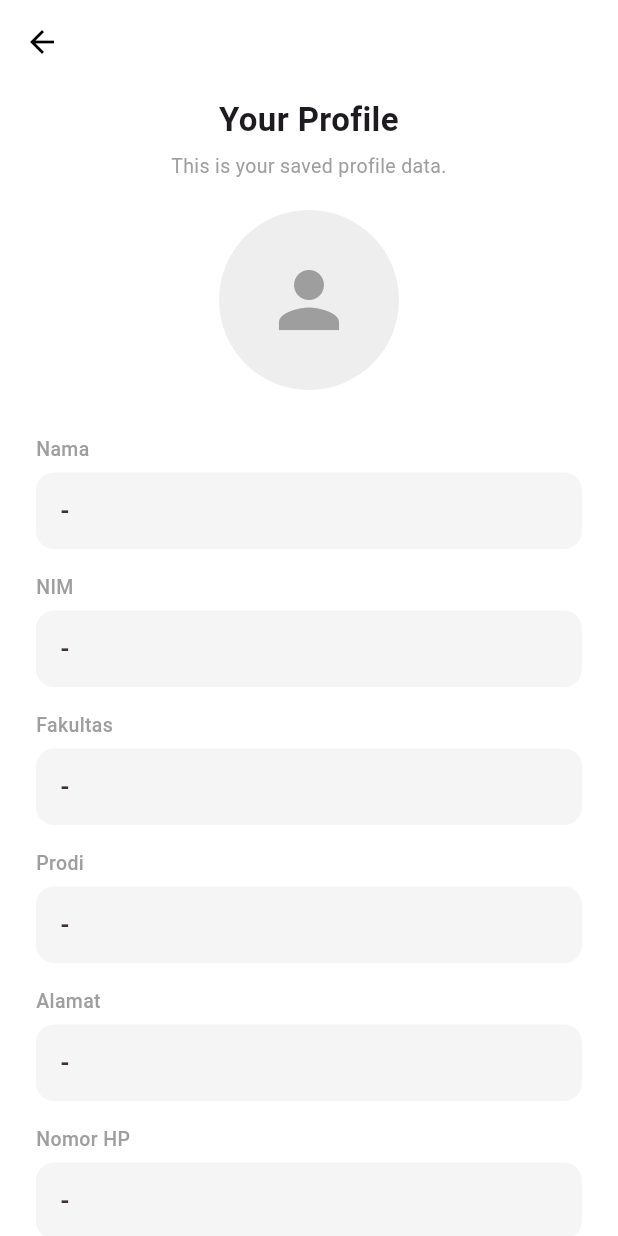
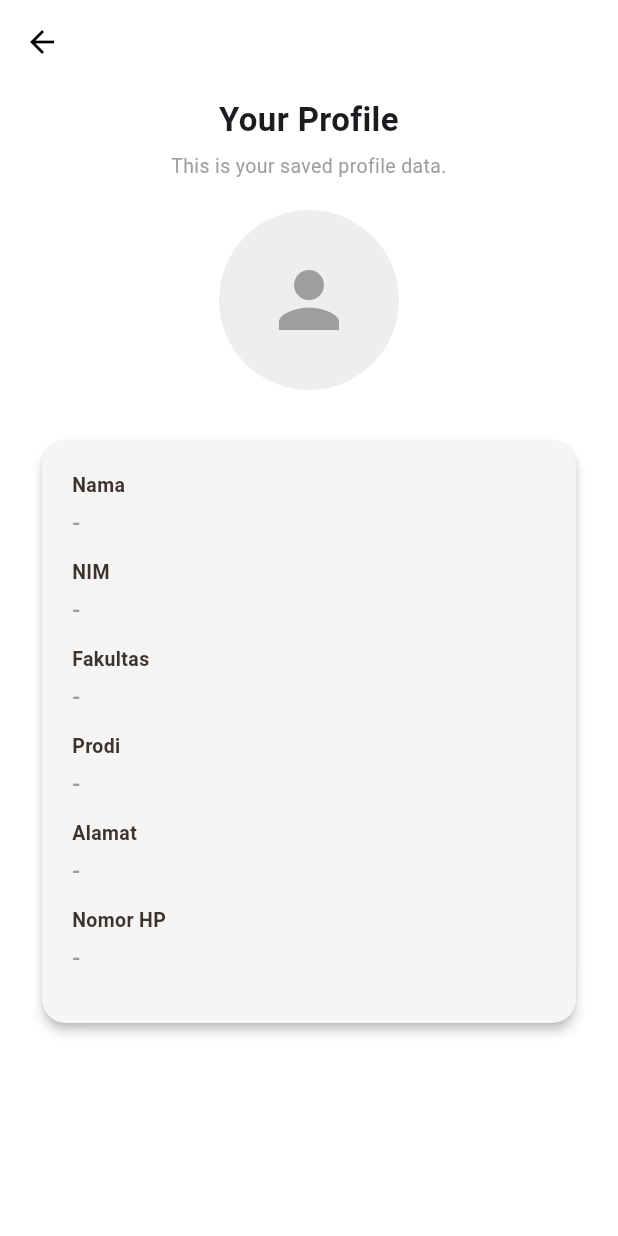
Before and after one commit to Feby-akliji23/testapp, a Flutter app: the screen it shows after launch, after a tap on "Pertemuan 4 Profile Page", on a phone screen of 412 x 824 dp. Run offline on Flutter 3.47's test engine with Material 3 defaults, Android fonts, the phone set to English and light mode, and no system bars; our stand-ins replace image_picker, shared_preferences, sqflite; accounts and stored records are empty.

Commit message:
add db sqflite

```diff
--- a/lib/main.dart
+++ b/lib/main.dart
@@ -1,7 +1,7 @@
 import 'package:flutter/material.dart';
-import 'package:testapp/Pertemuan2.dart';
-import 'package:testapp/Pertemuan4FormPage.dart';
-import 'package:testapp/Pertemuan4ProfilePage.dart';
+import 'package:testapp/pages/Pertemuan2.dart';
+import 'package:testapp/pages/Pertemuan4FormPage.dart';
+import 'package:testapp/pages/Pertemuan4ProfilePage.dart';
 
 void main() {
   runApp(const MyApp());
--- /dev/null
+++ b/lib/models/profile_model.dart
@@ -0,0 +1,47 @@
+class Profile {
+  final int? id;
+  final String nama;
+  final String nim;
+  final String fakultas;
+  final String prodi;
+  final String alamat;
+  final String hp;
+  final String? fotoPath;
+
+  Profile({
+    this.id,
+    required this.nama,
+    required this.nim,
+    required this.fakultas,
+    required this.prodi,
+    required this.alamat,
+    required this.hp,
+    this.fotoPath,
+  });
+
+  Map<String, dynamic> toMap() {
+    return {
+      'id': id,
+      'nama': nama,
+      'nim': nim,
+      'fakultas': fakultas,
+      'prodi': prodi,
+      'alamat': alamat,
+      'hp': hp,
+      'fotoPath': fotoPath,
+    };
+  }
+
+  factory Profile.fromMap(Map<String, dynamic> map) {
+    return Profile(
+      id: map['id'],
+      nama: map['nama'],
+      nim: map['nim'],
+      fakultas: map['fakultas'],
+      prodi: map['prodi'],
+      alamat: map['alamat'],
+      hp: map['hp'],
+      fotoPath: map['fotoPath'],
+    );
+  }
+}
--- a/lib/Pertemuan4ProfilePage.dart
+++ b/lib/pages/Pertemuan4ProfilePage.dart
@@ -1,6 +1,8 @@
 import 'package:flutter/material.dart';
 import 'package:shared_preferences/shared_preferences.dart';
 import 'dart:io';
+
+import '../helpers/db_helper.dart';
 
 class Pertemuan4ProfilePage extends StatefulWidget {
   const Pertemuan4ProfilePage({super.key});
@@ -25,42 +27,74 @@ class _Pertemuan4ProfilePageState extends State<Pertemuan4ProfilePage> {
   }
 
   Future<void> _loadData() async {
-    SharedPreferences prefs = await SharedPreferences.getInstance();
-    setState(() {
-      _nama = prefs.getString('nama') ?? '';
-      _nim = prefs.getString('nim') ?? '';
-      _fakultas = prefs.getString('fakultas') ?? '';
-      _prodi = prefs.getString('prodi') ?? '';
-      _alamat = prefs.getString('alamat') ?? '';
-      _hp = prefs.getString('hp') ?? '';
-      final fotoPath = prefs.getString('foto');
-      if (fotoPath != null && fotoPath.isNotEmpty) {
-        _image = File(fotoPath);
+    final prefs = await SharedPreferences.getInstance();
+    final id = prefs.getInt('profileId');
+
+    if (id != null) {
+      final profile = await DBHelper.getProfileById(id);
+      if (profile != null) {
+        setState(() {
+          _nama = profile.nama;
+          _nim = profile.nim;
+          _fakultas = profile.fakultas;
+          _prodi = profile.prodi;
+          _alamat = profile.alamat;
+          _hp = profile.hp;
+          if (profile.fotoPath != null) {
+            _image = File(profile.fotoPath!);
+          }
+        });
       }
-    });
+    }
   }
 
-  Widget _buildInfoTile(String label, String value) {
-    return Column(
-      crossAxisAlignment: CrossAxisAlignment.start,
-      children: [
-        Text(label,
-            style: const TextStyle(fontSize: 13, color: Colors.grey, fontWeight: FontWeight.w500)),
-        const SizedBox(height: 6),
-        Container(
-          width: double.infinity,
-          padding: const EdgeInsets.symmetric(horizontal: 16, vertical: 14),
-          decoration: BoxDecoration(
-            color: Colors.grey[100],
-            borderRadius: BorderRadius.circular(12),
+  Widget _buildProfileCard() {
+    return Card(
+      shape: RoundedRectangleBorder(borderRadius: BorderRadius.circular(16)),
+      elevation: 3,
+      color: Colors.grey[100],
+      child: Padding(
+        padding: const EdgeInsets.all(20),
+        child: Column(
+          crossAxisAlignment: CrossAxisAlignment.start,
+          children: [
+            _buildSingleField('Nama', _nama),
+            _buildSingleField('NIM', _nim),
+            _buildSingleField('Fakultas', _fakultas),
+            _buildSingleField('Prodi', _prodi),
+            _buildSingleField('Alamat', _alamat),
+            _buildSingleField('Nomor HP', _hp),
+          ],
+        ),
+      ),
+    );
+  }
+
+  Widget _buildSingleField(String label, String value) {
+    return Padding(
+      padding: const EdgeInsets.only(bottom: 12),
+      child: Column(
+        crossAxisAlignment: CrossAxisAlignment.start,
+        children: [
+          Text(
+            label,
+            style: const TextStyle(
+              fontSize: 13,
+              color: Color(0xFF3E322D),
+              fontWeight: FontWeight.bold,
+            ),
           ),
-          child: Text(
+          const SizedBox(height: 4),
+          Text(
             value.isNotEmpty ? value : '-',
-            style: const TextStyle(fontSize: 16, fontWeight: FontWeight.bold, color: Color(0xFF3E322D)),
+            style: const TextStyle(
+              fontSize: 16,
+              fontWeight: FontWeight.w500,
+              color: Colors.grey,
+            ),
           ),
-        ),
-        const SizedBox(height: 16),
-      ],
+        ],
+      ),
     );
   }
 
@@ -101,12 +135,7 @@ class _Pertemuan4ProfilePageState extends State<Pertemuan4ProfilePage> {
               ),
             ),
             const SizedBox(height: 30),
-            _buildInfoTile('Nama', _nama),
-            _buildInfoTile('NIM', _nim),
-            _buildInfoTile('Fakultas', _fakultas),
-            _buildInfoTile('Prodi', _prodi),
-            _buildInfoTile('Alamat', _alamat),
-            _buildInfoTile('Nomor HP', _hp),
+            _buildProfileCard(),
             const SizedBox(height: 30),
           ],
         ),
--- a/pubspec.yaml
+++ b/pubspec.yaml
@@ -38,6 +38,8 @@ dependencies:
   shared_preferences: ^2.5.3
   country_picker: ^2.0.27
   intl_phone_field: ^3.2.0
+  sqflite: ^2.4.2
+  path: ^1.9.1
 
 dev_dependencies:
   flutter_test:
```
Also changed, not shown: lib/helpers/db_helper.dart (added, +52 -0 lines), lib/pages/Pertemuan4FormPage.dart (renamed from lib/Pertemuan4FormPage.dart, +17 -11 lines), lib/pages/Pertemuan2.dart (renamed from lib/Pertemuan2.dart), pubspec.lock, 1 other file.
